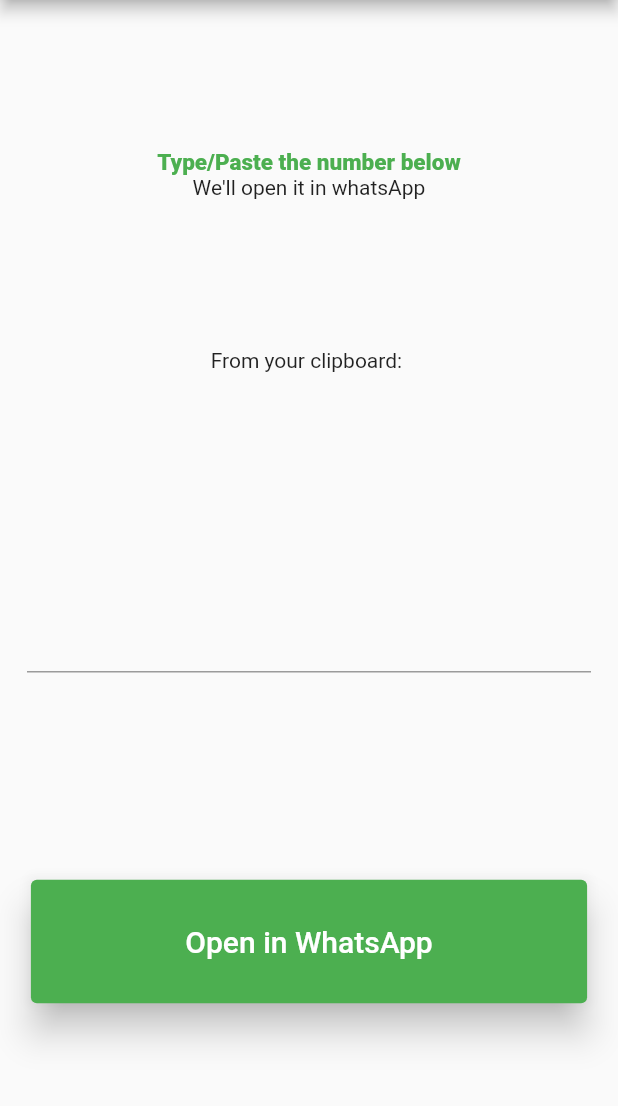
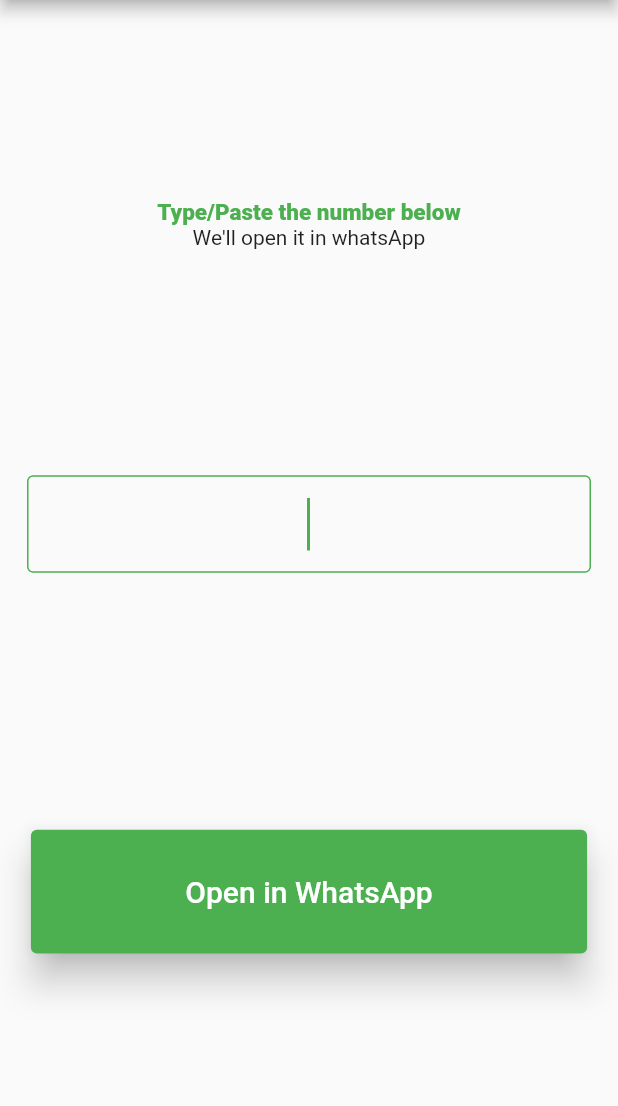
Before and after one commit to Qclaire/whatsapp_dialer, a Flutter app: the screen it shows after launch, after a tap on "Open in WhatsApp", on a phone screen of 412 x 824 dp, the part 84-1190 px from its top. Run offline on Flutter 3.47's test engine with Material 2 defaults, Android fonts, the phone set to English and light mode, and no system bars; drawn by our look-alikes of country_code_picker; missing offline and left inert: clipboard.

Commit message:
clipboard content on first open works

```diff
--- a/lib/Helpers.dart
+++ b/lib/Helpers.dart
@@ -5,7 +5,7 @@ import 'package:country_code_picker/country_code_picker.dart';
 bool isValidPhoneNumber(String value) {
   String pattern = r'(^(?:[+0]9)?[0-9]{10,12}$)';
   RegExp regExp = new RegExp(pattern);
-  if (!regExp.hasMatch(value)) {
+  if (!regExp.hasMatch(value.replaceAll(' ', ""))) {
     return false;
   }
   return true;
--- a/lib/main.dart
+++ b/lib/main.dart
@@ -40,14 +40,19 @@ class _DialerState extends State<Dialer> with WidgetsBindingObserver {
   String _number;
   String _countryCode;
   String msg = '';
+  TextEditingController _numberController = TextEditingController();
 
-  // Future<bool>_getCopiedText()=>FlutterClipboard.paste().then((value)=> isValidPhoneNumber(value));
+  Future<String>_getCopiedText()=>FlutterClipboard.paste().then((value)=> value.replaceAll(" ", ""));
 
   @override
   void initState() {
     super.initState();
     WidgetsBinding.instance.addObserver(this);
-
+    FlutterClipboard.paste().then((value){
+      setState(() {
+        _numberController.text = value.replaceAll(" ", "");
+      });
+    });
 
   }
 
@@ -63,11 +68,15 @@ class _DialerState extends State<Dialer> with WidgetsBindingObserver {
     final isForeground =  state == AppLifecycleState.resumed;
     if (isForeground){
 
+      FlutterClipboard.paste().then((value) => setState((){
+        print("\n\nClipboard content: ${isValidPhoneNumber(value)} $value\n\n");
+        _numberController.text = value.replaceAll(" ", "");
+      }));
     }
   }
 
   _dialNumber()async{
-    var urlToLaunch = "http://wa.me/${formatNumber()}";
+    var urlToLaunch = "http://wa.me/${formatNumber(_number, _countryCode)}";
     print(urlToLaunch);
     if(!await canLaunch(urlToLaunch)) setMessage("can't launch");
 
@@ -75,13 +84,13 @@ class _DialerState extends State<Dialer> with WidgetsBindingObserver {
     }
 
     bool _validInput(){
-      if (isValidPhoneNumber(_number) && _countryCode.length>1) return true;
+      if (isValidPhoneNumber(_number)) return true;
       return false;
     }
 
-     formatNumber(){
-      if (_number.length == 10 || _number.length == 9) return "${_countryCode+_number}";
-      if (15<_number.length && _number.length > 10) return _number;
+     formatNumber(number, code){
+      if (number.length == 10 || number.length == 9) return "${code+number}";
+      if (15<number.length && number.length > 10) return number;
     }
 
     setMessage(String errorCode){
@@ -129,22 +138,14 @@ class _DialerState extends State<Dialer> with WidgetsBindingObserver {
               ],
             ),
 
-             Column(
-              mainAxisAlignment: MainAxisAlignment.spaceAround,
-              children: [
-                Text("From your clipboard: "),
-                Text("", style: TextStyle(color: Colors.green, fontSize: 15, fontWeight: FontWeight.w900,),),
-
-              ],
-            ),
-
-
             Padding(
               padding: const EdgeInsets.only(left:18.0, right: 18.0, top: 18.0, bottom: 20,),
               child: Column(
                 children: [
 
                   TextFormField(
+                    controller: _numberController,
+                    autofocus: true,
                     decoration: InputDecoration( contentPadding: EdgeInsets.symmetric(vertical: 15, horizontal: 15),
                     focusedBorder: OutlineInputBorder(borderSide: BorderSide(color: Colors.green))),
                     style: TextStyle(fontSize: 30),
```
